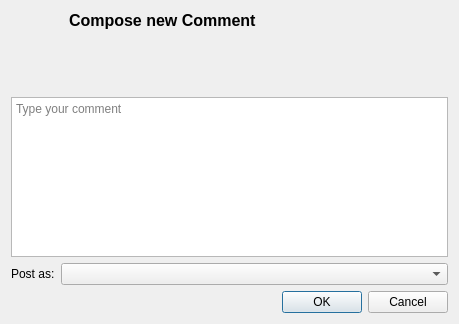
Old version of the form retroshare-gui/src/gui/gxs/GxsCreateCommentDialog.ui in the repository RetroShare/RetroShare.
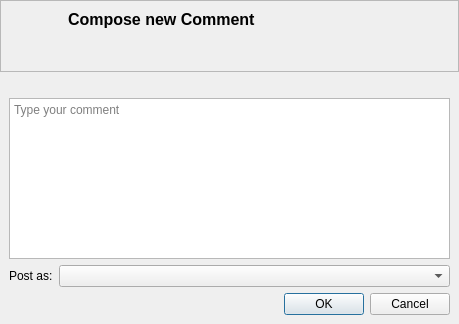
New version of the form. Custom widgets are drawn as their Qt base class.

Commit message:
Improved again reply comment dialog
Added frame for better see reply field with white background
Set strings for "Reply as" and for window title

Patch:
```diff
--- a/retroshare-gui/src/gui/gxs/GxsCreateCommentDialog.ui
+++ b/retroshare-gui/src/gui/gxs/GxsCreateCommentDialog.ui
@@ -13,8 +13,75 @@
   <property name="windowTitle">
    <string>Make Comment</string>
   </property>
+  <layout class="QGridLayout" name="gridLayout_2">
+   <property name="leftMargin">
+    <number>0</number>
+   </property>
+   <property name="topMargin">
+    <number>0</number>
+   </property>
+   <property name="rightMargin">
+    <number>0</number>
+   </property>
+   <property name="bottomMargin">
+    <number>0</number>
+   </property>
+   <property name="spacing">
+    <number>0</number>
+   </property>
+   <item row="0" column="0">
+    <widget class="QFrame" name="frame">
+     <property name="sizePolicy">
+      <sizepolicy hsizetype="Preferred" vsizetype="Preferred">
+       <horstretch>0</horstretch>
+       <verstretch>0</verstretch>
+      </sizepolicy>
+     </property>
+     <property name="minimumSize">
+      <size>
+       <width>0</width>
+       <height>0</height>
+      </size>
+     </property>
+     <property name="maximumSize">
+      <size>
+       <width>16777215</width>
+       <height>16777215</height>
+      </size>
+     </property>
+     <property name="styleSheet">
+      <string notr="true"/>
+     </property>
+     <property name="frameShape">
+      <enum>QFrame::StyledPanel</enum>
+     </property>
+     <property name="frameShadow">
+      <enum>QFrame::Raised</enum>
+     </property>
   <layout class="QGridLayout" name="gridLayout">
-   <item row="0" column="1" colspan="2">
+      <item row="0" column="0" rowspan="2">
+       <widget class="AvatarWidget" name="avatarLabel">
+        <property name="minimumSize">
+         <size>
+          <width>52</width>
+          <height>52</height>
+         </size>
+        </property>
+        <property name="maximumSize">
+         <size>
+          <width>52</width>
+          <height>52</height>
+         </size>
+        </property>
+        <property name="text">
+         <string/>
+        </property>
+        <property name="scaledContents">
+         <bool>true</bool>
+        </property>
+       </widget>
+      </item>
+      <item row="0" column="1">
     <widget class="GxsIdLabel" name="titleLabel">
      <property name="text">
       <string>&lt;!DOCTYPE HTML PUBLIC &quot;-//W3C//DTD HTML 4.0//EN&quot; &quot;http://www.w3.org/TR/REC-html40/strict.dtd&quot;&gt;
@@ -28,19 +95,10 @@
      </property>
     </widget>
    </item>
-   <item row="0" column="0" rowspan="2">
-    <widget class="AvatarWidget" name="avatarLabel">
-     <property name="minimumSize">
-      <size>
-       <width>52</width>
-       <height>52</height>
-      </size>
-     </property>
-     <property name="maximumSize">
-      <size>
-       <width>52</width>
-       <height>52</height>
-      </size>
+      <item row="1" column="1">
+       <widget class="QLabel" name="commentLabel">
+        <property name="styleSheet">
+         <string notr="true"/>
      </property>
      <property name="text">
       <string/>
@@ -48,10 +106,45 @@
      <property name="scaledContents">
       <bool>true</bool>
      </property>
-    </widget>
-   </item>
-   <item row="3" column="0" colspan="3">
+        <property name="alignment">
+         <set>Qt::AlignLeading|Qt::AlignLeft|Qt::AlignTop</set>
+        </property>
+        <property name="wordWrap">
+         <bool>true</bool>
+        </property>
+       </widget>
+      </item>
+      <item row="2" column="0">
+       <spacer name="verticalSpacer">
+        <property name="orientation">
+         <enum>Qt::Vertical</enum>
+        </property>
+        <property name="sizeHint" stdset="0">
+         <size>
+          <width>35</width>
+          <height>6</height>
+         </size>
+        </property>
+       </spacer>
+      </item>
+     </layout>
+    </widget>
+   </item>
+   <item row="1" column="0">
+    <widget class="QFrame" name="messageframe">
     <layout class="QVBoxLayout" name="mainVLayout">
+      <property name="leftMargin">
+       <number>9</number>
+      </property>
+      <property name="topMargin">
+       <number>6</number>
+      </property>
+      <property name="rightMargin">
+       <number>9</number>
+      </property>
+      <property name="bottomMargin">
+       <number>9</number>
+      </property>
      <item>
       <widget class="GxsIdLabel" name="replaytolabel">
        <property name="styleSheet">
@@ -96,35 +189,7 @@
        </item>
       </layout>
      </item>
-    </layout>
-   </item>
-   <item row="2" column="0">
-    <spacer name="verticalSpacer">
-     <property name="orientation">
-      <enum>Qt::Vertical</enum>
-     </property>
-     <property name="sizeHint" stdset="0">
-      <size>
-       <width>20</width>
-       <height>40</height>
-      </size>
-     </property>
-    </spacer>
-   </item>
-   <item row="1" column="1" rowspan="2" colspan="2">
-    <widget class="QLabel" name="commentLabel">
-     <property name="text">
-      <string/>
-     </property>
-     <property name="alignment">
-      <set>Qt::AlignLeading|Qt::AlignLeft|Qt::AlignTop</set>
-     </property>
-     <property name="wordWrap">
-      <bool>true</bool>
-     </property>
-    </widget>
-   </item>
-   <item row="4" column="0" colspan="3">
+      <item>
     <widget class="QDialogButtonBox" name="buttonBox">
      <property name="orientation">
       <enum>Qt::Horizontal</enum>
@@ -132,6 +197,9 @@
      <property name="standardButtons">
       <set>QDialogButtonBox::Cancel|QDialogButtonBox::Ok</set>
      </property>
+       </widget>
+      </item>
+     </layout>
     </widget>
    </item>
   </layout>
```
Lines whose indentation alone changed are shown as unchanged. The commit also changes 2 other files.
